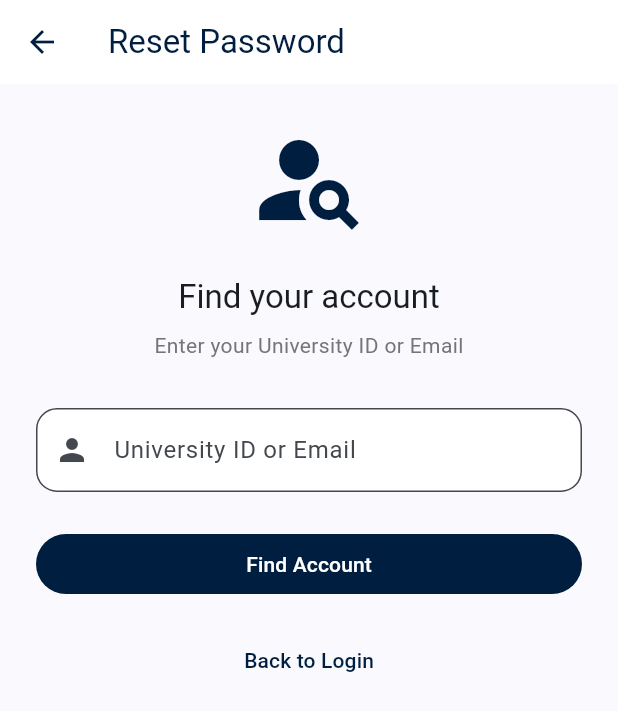
After one commit to Johnnierad24/UniLink, a Flutter app: the ForgotPasswordScreen screen opened directly, on a phone screen of 412 x 824 dp. The commit adds this screen. Shown: the top 711 px of the screen. Run offline on Flutter 3.47's test engine with Material 3 defaults, Android fonts, the light colour scheme and no system bars; our stand-ins replace shared_preferences, supabase_flutter; accounts and stored records are empty; Roboto replaces fonts that are missing (Public Sans).

Commit message:
feat: add Supabase Auth integration for authentication

```diff
--- a/frontend/lib/core/services/auth_service.dart
+++ b/frontend/lib/core/services/auth_service.dart
@@ -1,13 +1,14 @@
 import 'dart:convert';
 import 'package:http/http.dart' as http;
 import 'package:shared_preferences/shared_preferences.dart';
+import 'package:supabase_flutter/supabase_flutter.dart';
 import '../config.dart';
 
 class AuthService {
   static const _accessKey = 'unilink_access';
-  static const _refreshKey = 'unilink_refresh';
   static const _userKey = 'unilink_user';
 
+  final SupabaseClient _supabase = Supabase.instance.client;
   final http.Client _client;
   SharedPreferences? _prefs;
 
@@ -19,35 +20,88 @@ class AuthService {
   }
 
   Future<AuthResult> login(String login, String password) async {
-    final res = await _client.post(
-      Uri.parse('$apiBaseUrl/api/auth/token/'),
-      headers: {'Content-Type': 'application/json'},
-      body: jsonEncode({'login': login, 'password': password}),
+    try {
+      // Supabase Auth: login with email (use login as email if it contains @)
+      String email = login;
+      if (!login.contains('@')) {
+        // For university ID, construct email or use as-is
+        email = '$login@students.unilink.edu';
+      }
+
+      final response = await _supabase.auth.signInWithPassword(
+        email: email,
+        password: password,
       );
 
-    if (res.statusCode == 200) {
-      final data = jsonDecode(res.body);
+      if (response.session != null) {
         final prefs = await _getPrefs();
-      await prefs.setString(_accessKey, data['access']);
-      await prefs.setString(_refreshKey, data['refresh']);
-      await prefs.setString(_userKey, jsonEncode(data['user']));
-      return AuthResult.success(UserInfo.fromJson(data['user']));
+        await prefs.setString(_accessKey, response.session!.accessToken);
+
+        // Get user data from Django using the Supabase token
+        final userInfo =
+            await _fetchUserFromDjango(response.session!.accessToken);
+        if (userInfo != null) {
+          await prefs.setString(_userKey, jsonEncode(userInfo.toJson()));
+          return AuthResult.success(userInfo!);
         }
 
-    final err = res.statusCode == 401 ? 'Invalid credentials' : 'Login failed';
-    return AuthResult.failure(err);
+        // If Django fetch fails, create basic user from Supabase
+        final user = response.user!;
+        final basicUserInfo = UserInfo(
+          id: user.id.hashCode,
+          username: user.email?.split('@').first ?? 'user',
+          email: user.email,
+          role: 'student',
+          campusId: null,
+          departmentId: null,
+        );
+        await prefs.setString(_userKey, jsonEncode(basicUserInfo.toJson()));
+        return AuthResult.success(basicUserInfo);
+      }
+
+      return AuthResult.failure('Login failed');
+    } catch (e) {
+      return AuthResult.failure(_getErrorMessage(e.toString()));
+    }
+  }
+
+  Future<UserInfo?> _fetchUserFromDjango(String token) async {
+    try {
+      final uri = Uri.parse('$apiBaseUrl/api/auth/me/');
+      final response = await _client.get(
+        uri,
+        headers: {
+          'Content-Type': 'application/json',
+          'Authorization': 'Bearer $token',
+        },
+      );
+
+      if (response.statusCode == 200) {
+        final data = jsonDecode(response.body);
+        return UserInfo.fromJson(data);
+      }
+    } catch (_) {}
+    return null;
+  }
+
+  String _getErrorMessage(String error) {
+    if (error.contains('invalid_credentials')) return 'Invalid credentials';
+    if (error.contains('user_not_found')) return 'User not found';
+    if (error.contains('email_not_confirmed'))
+      return 'Please verify your email';
+    return 'Login failed';
   }
 
   Future<void> logout() async {
+    await _supabase.auth.signOut();
     final prefs = await _getPrefs();
     await prefs.remove(_accessKey);
-    await prefs.remove(_refreshKey);
     await prefs.remove(_userKey);
   }
 
   Future<String?> getAccessToken() async {
-    final prefs = await _getPrefs();
-    return prefs.getString(_accessKey);
+    final session = _supabase.auth.currentSession;
+    return session?.accessToken;
   }
 
   Future<UserInfo?> getStoredUser() async {
@@ -58,8 +112,8 @@ class AuthService {
   }
 
   Future<bool> isLoggedIn() async {
-    final token = await getAccessToken();
-    return token != null && token.isNotEmpty;
+    final session = _supabase.auth.currentSession;
+    return session != null;
   }
 
   Future<http.Response> get(String path, {Map<String, String>? query}) async {
@@ -100,22 +154,32 @@ class UserInfo {
   final int? campusId;
   final int? departmentId;
 
-  UserInfo(
-      {required this.id,
+  UserInfo({
+    required this.id,
     required this.username,
     this.email,
     required this.role,
     this.campusId,
-      this.departmentId});
+    this.departmentId,
+  });
 
   factory UserInfo.fromJson(Map<String, dynamic> json) => UserInfo(
-        id: json['id'],
-        username: json['username'],
+        id: json['id'] ?? json['id']?.hashCode ?? 0,
+        username: json['username'] ?? json['email']?.split('@').first ?? 'user',
         email: json['email'],
-        role: json['role'],
-        campusId: json['campus_id'],
-        departmentId: json['department_id'],
+        role: json['role'] ?? 'student',
+        campusId: json['campus_id'] ?? json['campus']?['id'],
+        departmentId: json['department_id'] ?? json['department']?['id'],
       );
+
+  Map<String, dynamic> toJson() => {
+        'id': id,
+        'username': username,
+        'email': email,
+        'role': role,
+        'campus_id': campusId,
+        'department_id': departmentId,
+      };
 
   bool get isStaff => role == 'staff' || role == 'admin';
 }
--- /dev/null
+++ b/frontend/lib/features/auth/forgot_password_screen.dart
@@ -0,0 +1,269 @@
+import 'dart:convert';
+import 'package:flutter/material.dart';
+import '../../core/services/auth_service.dart';
+
+class ForgotPasswordScreen extends StatefulWidget {
+  const ForgotPasswordScreen({super.key});
+
+  @override
+  State<ForgotPasswordScreen> createState() => _ForgotPasswordScreenState();
+}
+
+class _ForgotPasswordScreenState extends State<ForgotPasswordScreen> {
+  final _formKey = GlobalKey<FormState>();
+  final _loginCtrl = TextEditingController();
+  final _newPassCtrl = TextEditingController();
+  final _confirmPassCtrl = TextEditingController();
+  bool _obscureNew = true;
+  bool _obscureConfirm = true;
+  bool _loading = false;
+  String? _error;
+  String? _successMessage;
+  int _step = 1;
+
+  @override
+  void dispose() {
+    _loginCtrl.dispose();
+    _newPassCtrl.dispose();
+    _confirmPassCtrl.dispose();
+    super.dispose();
+  }
+
+  Future<void> _verifyAndReset() async {
+    if (_step == 1) {
+      await _verifyUser();
+    } else {
+      await _resetPassword();
+    }
+  }
+
+  Future<void> _verifyUser() async {
+    if (!_formKey.currentState!.validate()) return;
+
+    setState(() {
+      _loading = true;
+      _error = null;
+    });
+
+    try {
+      final authService = AuthService();
+      final res = await authService.post('/api/auth/token/', body: {
+        'login': _loginCtrl.text,
+        'password': 'temp_verify_password_check',
+      });
+
+      if (res.statusCode == 200) {
+        setState(() {
+          _step = 2;
+          _loading = false;
+        });
+      } else {
+        setState(() {
+          _error = 'User not found. Please check your University ID or Email.';
+          _loading = false;
+        });
+      }
+    } catch (e) {
+      setState(() {
+        _error = 'Connection error. Please try again.';
+        _loading = false;
+      });
+    }
+  }
+
+  Future<void> _resetPassword() async {
+    if (_newPassCtrl.text != _confirmPassCtrl.text) {
+      setState(() => _error = 'Passwords do not match');
+      return;
+    }
+
+    if (_newPassCtrl.text.length < 6) {
+      setState(() => _error = 'Password must be at least 6 characters');
+      return;
+    }
+
+    setState(() {
+      _loading = true;
+      _error = null;
+    });
+
+    try {
+      final authService = AuthService();
+      final res = await authService.post('/api/auth/password-reset/', body: {
+        'login': _loginCtrl.text,
+        'new_password': _newPassCtrl.text,
+      });
+
+      if (res.statusCode == 200) {
+        if (mounted) {
+          ScaffoldMessenger.of(context).showSnackBar(
+            const SnackBar(
+              content: Text('Password reset successfully! Please login.'),
+              backgroundColor: Colors.green,
+            ),
+          );
+          Navigator.pop(context);
+        }
+      } else {
+        final body = jsonDecode(res.body);
+        final message = body['error']?['message'] ?? 'Failed to reset password';
+        setState(() {
+          _error = message;
+          _loading = false;
+        });
+      }
+    } catch (e) {
+      setState(() {
+        _error = 'Connection error. Please try again.';
+        _loading = false;
+      });
+    }
+  }
+
+  @override
+  Widget build(BuildContext context) {
+    return Scaffold(
+      appBar: AppBar(
+        title: Text(_step == 1 ? 'Reset Password' : 'New Password'),
+      ),
+      body: SafeArea(
+        child: SingleChildScrollView(
+          padding: const EdgeInsets.all(24),
+          child: Form(
+            key: _formKey,
+            child: Column(
+              crossAxisAlignment: CrossAxisAlignment.stretch,
+              children: [
+                Icon(
+                  _step == 1 ? Icons.person_search : Icons.lock_reset,
+                  size: 80,
+                  color: Theme.of(context).colorScheme.primary,
+                ),
+                const SizedBox(height: 24),
+                Text(
+                  _step == 1 ? 'Find your account' : 'Set new password',
+                  style: Theme.of(context).textTheme.titleLarge,
+                  textAlign: TextAlign.center,
+                ),
+                const SizedBox(height: 8),
+                Text(
+                  _step == 1
+                      ? 'Enter your University ID or Email'
+                      : 'Enter a strong password',
+                  style: TextStyle(color: Colors.grey[600]),
+                  textAlign: TextAlign.center,
+                ),
+                const SizedBox(height: 32),
+                if (_error != null)
+                  Container(
+                    padding: const EdgeInsets.all(12),
+                    margin: const EdgeInsets.only(bottom: 16),
+                    decoration: BoxDecoration(
+                      color: Colors.red[50],
+                      borderRadius: BorderRadius.circular(8),
+                      border: Border.all(color: Colors.red[200]!),
+                    ),
+                    child: Row(
+                      children: [
+                        Icon(Icons.error, color: Colors.red[700]),
+                        const SizedBox(width: 8),
+                        Expanded(
+                          child: Text(
+                            _error!,
+                            style: TextStyle(color: Colors.red[700]),
+                          ),
+                        ),
+                      ],
+                    ),
+                  ),
+                if (_step == 1) ...[
+                  TextFormField(
+                    controller: _loginCtrl,
+                    decoration: const InputDecoration(
+                      labelText: 'University ID or Email',
+                      prefixIcon: Icon(Icons.person),
+                    ),
+                    validator: (v) =>
+                        v == null || v.isEmpty ? 'Required' : null,
+                  ),
+                  const SizedBox(height: 24),
+                  FilledButton(
+                    onPressed: _loading ? null : _verifyAndReset,
+                    child: _loading
+                        ? const SizedBox(
+                            height: 20,
+                            width: 20,
+                            child: CircularProgressIndicator(strokeWidth: 2),
+                          )
+                        : const Text('Find Account'),
+                  ),
+                ] else ...[
+                  TextFormField(
+                    controller: _newPassCtrl,
+                    obscureText: _obscureNew,
+                    decoration: InputDecoration(
+                      labelText: 'New Password',
+                      prefixIcon: const Icon(Icons.lock),
+                      suffixIcon: IconButton(
+                        icon: Icon(
+                          _obscureNew ? Icons.visibility_off : Icons.visibility,
+                        ),
+                        onPressed: () =>
+                            setState(() => _obscureNew = !_obscureNew),
+                      ),
+                    ),
+                    validator: (v) =>
+                        v == null || v.isEmpty ? 'Required' : null,
+                  ),
+                  const SizedBox(height: 16),
+                  TextFormField(
+                    controller: _confirmPassCtrl,
+                    obscureText: _obscureConfirm,
+                    decoration: InputDecoration(
+                      labelText: 'Confirm Password',
+                      prefixIcon: const Icon(Icons.lock_outline),
+                      suffixIcon: IconButton(
+                        icon: Icon(
+                          _obscureConfirm
+                              ? Icons.visibility_off
+                              : Icons.visibility,
+                        ),
+                        onPressed: () =>
+                            setState(() => _obscureConfirm = !_obscureConfirm),
+                      ),
+                    ),
+                    validator: (v) =>
+                        v == null || v.isEmpty ? 'Required' : null,
+                  ),
+                  const SizedBox(height: 24),
+                  FilledButton(
+                    onPressed: _loading ? null : _verifyAndReset,
+                    child: _loading
+                        ? const SizedBox(
+                            height: 20,
+                            width: 20,
+                            child: CircularProgressIndicator(strokeWidth: 2),
+                          )
+                        : const Text('Reset Password'),
+                  ),
+                ],
+                const SizedBox(height: 16),
+                TextButton(
+                  onPressed: () {
+                    if (_step == 2) {
+                      setState(() => _step = 1);
+                    } else {
+                      Navigator.pop(context);
+                    }
+                  },
+                  child: Text(
+                      _step == 2 ? 'Use different account' : 'Back to Login'),
+                ),
+              ],
+            ),
+          ),
+        ),
+      ),
+    );
+  }
+}
--- a/frontend/lib/main.dart
+++ b/frontend/lib/main.dart
@@ -2,8 +2,12 @@ import 'package:flutter/material.dart';
 import 'package:provider/provider.dart';
 import 'app.dart';
 import 'core/services/auth_provider.dart';
+import 'core/supabase_config.dart';
 
-void main() {
+void main() async {
+  WidgetsFlutterBinding.ensureInitialized();
+  await SupabaseConfig.init();
+
   runApp(
     ChangeNotifierProvider(
       create: (_) => AuthProvider()..init(),
--- a/frontend/pubspec.yaml
+++ b/frontend/pubspec.yaml
@@ -13,6 +13,7 @@ dependencies:
   shared_preferences: ^2.2.2
   intl: ^0.19.0
   flutter_svg: ^2.0.9
+  supabase_flutter: ^2.5.0
 
 dev_dependencies:
   flutter_test:
```
Also changed, not shown: frontend/lib/core/supabase_config.dart (added, +14 -0 lines), frontend/pubspec.lock, 5 other files. Lines whose indentation alone changed are shown as unchanged.
